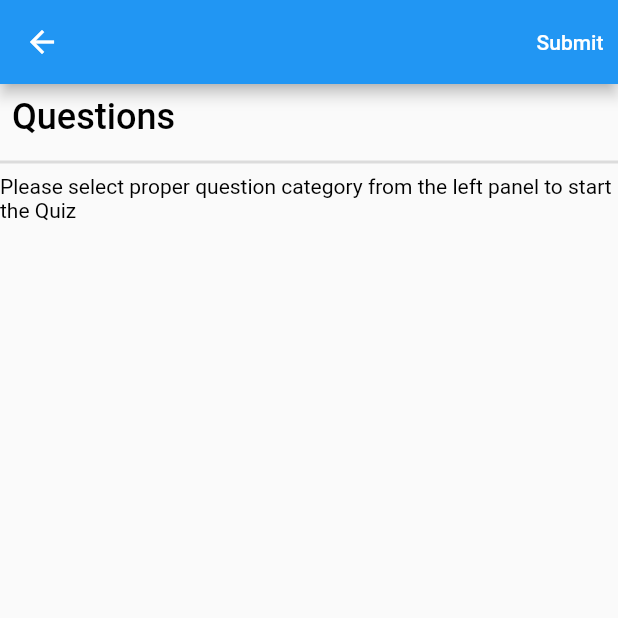
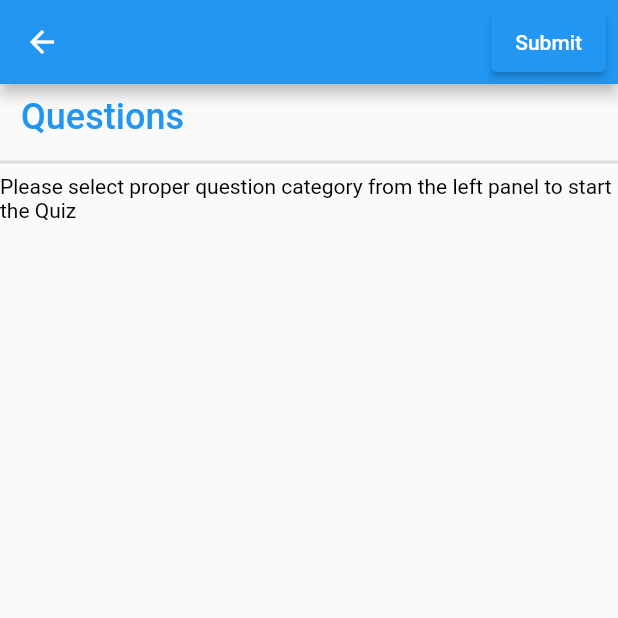
Before and after one commit to mnttnm/quiz-app, a Flutter app: the QuestionsView screen opened directly with empty values, on a phone screen of 412 x 824 dp, the top half of it. Run offline on Flutter 3.47's test engine with Material 2 defaults, Android fonts, the phone set to English and light mode, and no system bars; generated files the repository leaves out were written again; network calls fail.

Commit message:
qa-14: styling changes for questions view page, change the question color and the submit button restructuring

```diff
--- a/lib/src/features/questions/question_view.dart
+++ b/lib/src/features/questions/question_view.dart
@@ -3,8 +3,7 @@ import 'package:provider/provider.dart';
 import 'package:quiz_app/src/features/common/responsive_widget.dart';
 import 'package:quiz_app/src/features/questions/questions_handler.dart';
 import 'package:quiz_app/src/features/questions/widgets/question_box.dart';
-import 'package:quiz_app/src/features/result/result.dart';
-import 'package:quiz_app/src/features/result/result_view.dart';
+import 'package:quiz_app/src/features/questions/widgets/submit_quiz_button.dart';
 import 'package:quiz_app/src/models/models.dart';
 
 // enum QuestionsFetchStatus { initial, loading, success, failure }
@@ -59,56 +58,12 @@ class _QuestionsViewState extends State<QuestionsView> {
         appBar: ResponsiveWidget.isSmallScreen(context) == true
             ? AppBar(
                 actions: [
-                  TextButton(
-                    onPressed: () {
-                      if (unAnsweredCount > 0) {
-                        showDialog(
-                          barrierDismissible: false,
-                          context: context,
-                          builder: (BuildContext context) {
-                            return AlertDialog(
-                              title: const Text("Dialog Title"),
-                              content: const Text(
-                                  "You have some unanswered questions, Do you really want to submit?"),
-                              actions: [
-                                TextButton(
-                                  onPressed: () {
-                                    Navigator.of(context).pop();
-                                    Navigator.pushNamed(
-                                        context, ResultView.routeName,
-                                        arguments: Result(
-                                          unAnsweredCount: unAnsweredCount,
-                                          correctAnswerCount:
-                                              correctAnswerCount,
-                                          inCorrectAnswerCount:
-                                              inCorrectAnswerCount,
-                                        ));
-                                  },
-                                  child: const Text("Yes"),
-                                ),
-                                TextButton(
-                                  onPressed: () {
-                                    Navigator.of(context).pop();
-                                  },
-                                  child: const Text("No"),
-                                )
-                              ],
-                            );
-                          },
-                        );
-                      } else {
-                        Navigator.pushNamed(context, ResultView.routeName,
-                            arguments: Result(
-                              unAnsweredCount: unAnsweredCount,
-                              correctAnswerCount: correctAnswerCount,
-                              inCorrectAnswerCount: inCorrectAnswerCount,
-                            ));
-                      }
-                    },
-                    child: const Text(
-                      "Submit",
-                      style: TextStyle(color: Colors.white),
-                    ),
+                  Padding(
+                    padding: const EdgeInsets.all(8.0),
+                    child: SubmitQuizButton(
+                        unAnsweredCount: unAnsweredCount,
+                        correctAnswerCount: correctAnswerCount,
+                        inCorrectAnswerCount: inCorrectAnswerCount),
                   )
                 ],
               )
@@ -124,79 +79,17 @@ class _QuestionsViewState extends State<QuestionsView> {
               : ThemeData.light(),
           child: Consumer<QuestionsHandler>(
             builder: (context, questionsHandler, child) {
+              var theme = Theme.of(context);
               unAnsweredCount = questionsHandler.questions.length;
               return Container(
                 child: Column(
                   children: [
-                    Row(
-                      mainAxisAlignment: MainAxisAlignment.spaceBetween,
-                      children: [
-                        Padding(
-                          padding: const EdgeInsets.all(8.0),
-                          child: Text('Questions',
-                              style: Theme.of(context)
-                                  .textTheme
-                                  .bodyText1!
-                                  .copyWith(
-                                    color: Colors.black,
-                                    fontSize: 24,
-                                  )),
-                        ),
-                        if (ResponsiveWidget.isSmallScreen(context) != true)
-                          TextButton(
-                            onPressed: () {
-                              if (unAnsweredCount > 0) {
-                                showDialog(
-                                  barrierDismissible: false,
-                                  context: context,
-                                  builder: (BuildContext context) {
-                                    return AlertDialog(
-                                      title: const Text("Dialog Title"),
-                                      content: const Text(
-                                          "You have some unanswered questions, Do you really want to submit?"),
-                                      actions: [
-                                        TextButton(
-                                          onPressed: () {
-                                            Navigator.of(context).pop();
-                                            Navigator.pushNamed(
-                                                context, ResultView.routeName,
-                                                arguments: Result(
-                                                  unAnsweredCount:
-                                                      unAnsweredCount,
-                                                  correctAnswerCount:
-                                                      correctAnswerCount,
-                                                  inCorrectAnswerCount:
-                                                      inCorrectAnswerCount,
-                                                ));
-                                          },
-                                          child: const Text("Yes"),
-                                        ),
-                                        TextButton(
-                                          onPressed: () {
-                                            Navigator.of(context).pop();
-                                          },
-                                          child: const Text("No"),
-                                        )
-                                      ],
-                                    );
-                                  },
-                                );
-                              } else {
-                                Navigator.pushNamed(
-                                    context, ResultView.routeName,
-                                    arguments: Result(
-                                      unAnsweredCount: unAnsweredCount,
-                                      correctAnswerCount: correctAnswerCount,
-                                      inCorrectAnswerCount:
-                                          inCorrectAnswerCount,
-                                    ));
-                              }
-                            },
-                            child: const Text(
-                              "Submit",
-                            ),
-                          )
-                      ],
+                    QuestionViewHeader(
+                      theme: theme,
+                      unAnsweredCount: unAnsweredCount,
+                      correctAnswerCount: correctAnswerCount,
+                      inCorrectAnswerCount: inCorrectAnswerCount,
+                      questionsCategory: widget.questionsCategory,
                     ),
                     const Divider(
                       thickness: 2,
@@ -261,3 +154,45 @@ class _QuestionsViewState extends State<QuestionsView> {
         ));
   }
 }
+
+class QuestionViewHeader extends StatelessWidget {
+  const QuestionViewHeader({
+    Key? key,
+    required this.theme,
+    required this.unAnsweredCount,
+    required this.correctAnswerCount,
+    required this.inCorrectAnswerCount,
+    required this.questionsCategory,
+  }) : super(key: key);
+
+  final ThemeData theme;
+  final int unAnsweredCount;
+  final int correctAnswerCount;
+  final int inCorrectAnswerCount;
+  final String questionsCategory;
+
+  @override
+  Widget build(BuildContext context) {
+    return Row(
+      mainAxisAlignment: MainAxisAlignment.spaceBetween,
+      children: [
+        Padding(
+          padding: const EdgeInsets.all(8.0),
+          child: Text('${questionsCategory.toUpperCase()} Questions',
+              style: theme.textTheme.bodyText1!.copyWith(
+                color: theme.colorScheme.primary,
+                fontSize: 24,
+              )),
+        ),
+        if (ResponsiveWidget.isSmallScreen(context) != true)
+          Padding(
+            padding: const EdgeInsets.all(8.0),
+            child: SubmitQuizButton(
+                unAnsweredCount: unAnsweredCount,
+                correctAnswerCount: correctAnswerCount,
+                inCorrectAnswerCount: inCorrectAnswerCount),
+          )
+      ],
+    );
+  }
+}
--- /dev/null
+++ b/lib/src/features/questions/widgets/submit_quiz_button.dart
@@ -0,0 +1,67 @@
+import 'package:flutter/material.dart';
+import 'package:quiz_app/src/features/result/result.dart';
+import 'package:quiz_app/src/features/result/result_view.dart';
+
+class SubmitQuizButton extends StatelessWidget {
+  const SubmitQuizButton({
+    Key? key,
+    required this.unAnsweredCount,
+    required this.correctAnswerCount,
+    required this.inCorrectAnswerCount,
+  }) : super(key: key);
+
+  final int unAnsweredCount;
+  final int correctAnswerCount;
+  final int inCorrectAnswerCount;
+
+  @override
+  Widget build(BuildContext context) {
+    return ElevatedButton(
+      onPressed: () {
+        if (unAnsweredCount > 0) {
+          showDialog(
+            barrierDismissible: false,
+            context: context,
+            builder: (BuildContext context) {
+              return AlertDialog(
+                title: const Text("Dialog Title"),
+                content: const Text(
+                    "You have some unanswered questions, Do you really want to submit?"),
+                actions: [
+                  TextButton(
+                    onPressed: () {
+                      Navigator.of(context).pop();
+                      Navigator.pushNamed(context, ResultView.routeName,
+                          arguments: Result(
+                            unAnsweredCount: unAnsweredCount,
+                            correctAnswerCount: correctAnswerCount,
+                            inCorrectAnswerCount: inCorrectAnswerCount,
+                          ));
+                    },
+                    child: const Text("Yes"),
+                  ),
+                  TextButton(
+                    onPressed: () {
+                      Navigator.of(context).pop();
+                    },
+                    child: const Text("No"),
+                  )
+                ],
+              );
+            },
+          );
+        } else {
+          Navigator.pushNamed(context, ResultView.routeName,
+              arguments: Result(
+                unAnsweredCount: unAnsweredCount,
+                correctAnswerCount: correctAnswerCount,
+                inCorrectAnswerCount: inCorrectAnswerCount,
+              ));
+        }
+      },
+      child: const Text(
+        "Submit",
+      ),
+    );
+  }
+}
```
Also changed, not shown: lib/src/features/questions/widgets/question_box.dart (+3 -4 lines).
